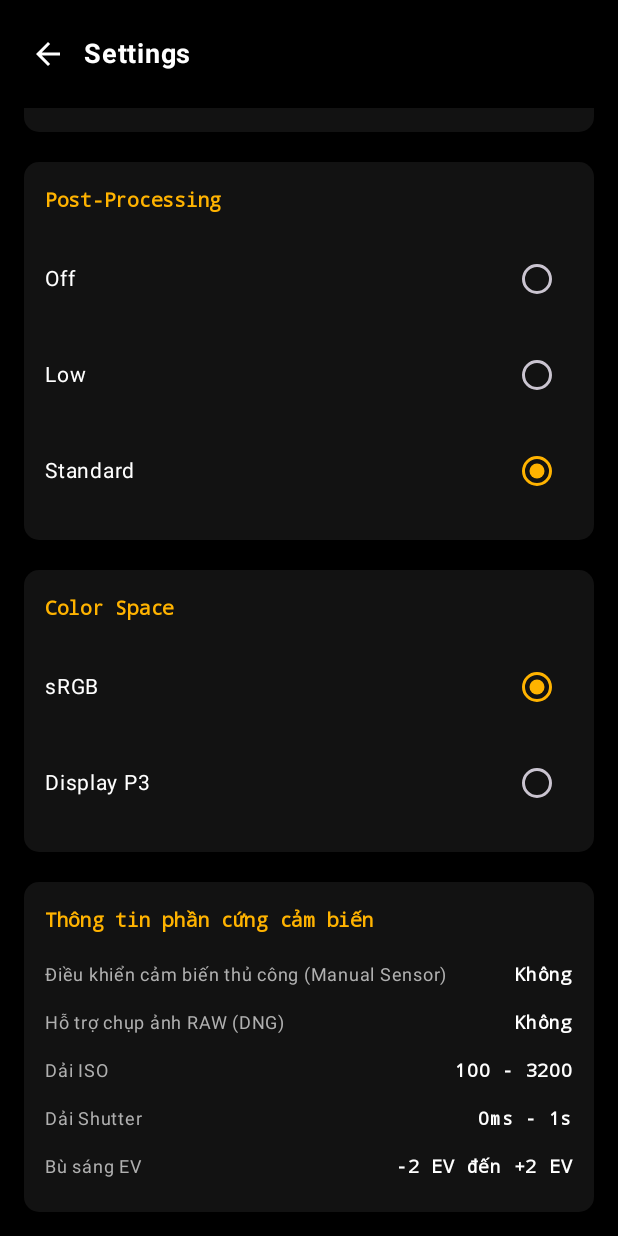
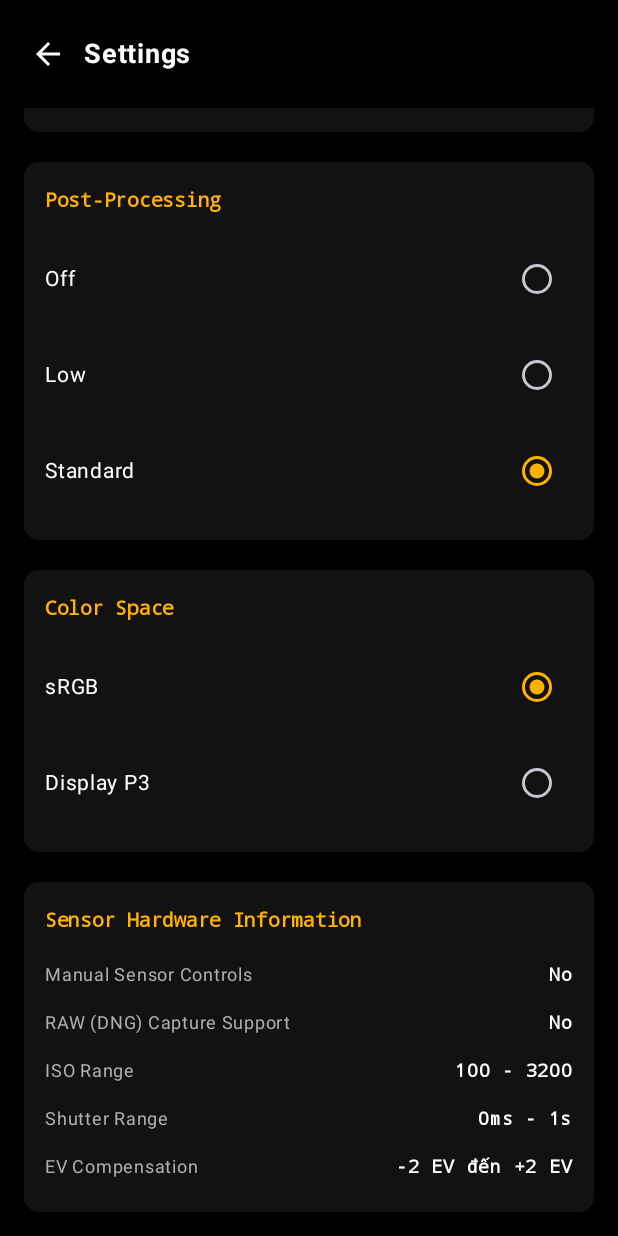
Before and after one commit to tuna1310/LuminaAppAdr, an Android app built with Jetpack Compose: the composable SettingsScreen shown on its own in the app's theme, scrolled down 252 dp, on a phone screen of 412 x 824 dp. Run offline under Robolectric (Android 15) with nearby library versions, the phone set to English and light mode, and no system bars; libraries missing offline, so code that uses them is left out: com.google.mlkit.vision; 3 statements that could not run were skipped.

Commit message:
chore(l10n): make Android app 100% English (remove values-vi & translate UI)

```diff
--- a/app/src/main/java/com/lumina/manualcamera/camera/CameraController.kt
+++ b/app/src/main/java/com/lumina/manualcamera/camera/CameraController.kt
@@ -244,7 +244,7 @@ class CameraController(
         wb: WhiteBalanceParameter,
         ev: ExposureBiasParameter
     ): Result<Uri> = withContext(Dispatchers.IO) {
-        val capture = imageCapture ?: return@withContext Result.failure(IllegalStateException("ImageCapture chưa sẵn sàng"))
+        val capture = imageCapture ?: return@withContext Result.failure(IllegalStateException("ImageCapture is not ready"))
 
         val timeStamp = SimpleDateFormat("yyyyMMdd_HHmmss", Locale.US).format(Date())
         val fileName = "LUMINA_${timeStamp}.${format.extension}"
@@ -300,7 +300,7 @@ class CameraController(
 
                         continuation.resumeWith(Result.success(Result.success(savedUri)))
                     } else {
-                        continuation.resumeWith(Result.success(Result.failure(Exception("Uri trả về null"))))
+                        continuation.resumeWith(Result.success(Result.failure(Exception("Returned URI is null"))))
                     }
                 }
 
--- a/app/src/main/java/com/lumina/manualcamera/ui/gallery/GalleryScreen.kt
+++ b/app/src/main/java/com/lumina/manualcamera/ui/gallery/GalleryScreen.kt
@@ -168,7 +168,7 @@ fun GalleryScreen(
                                 putExtra(Intent.EXTRA_STREAM, photo.uri)
                                 addFlags(Intent.FLAG_GRANT_READ_URI_PERMISSION)
                             }
-                            context.startActivity(Intent.createChooser(intent, "Chia sẻ ảnh"))
+                            context.startActivity(Intent.createChooser(intent, "Share Photo"))
                         }) {
                             Icon(Icons.Default.Share, contentDescription = "Share", tint = Color.White)
                         }
--- a/app/src/main/java/com/lumina/manualcamera/ui/settings/SettingsScreen.kt
+++ b/app/src/main/java/com/lumina/manualcamera/ui/settings/SettingsScreen.kt
@@ -105,7 +105,7 @@ fun SettingsScreen(
                             )
                             if (!isSupported) {
                                 Text(
-                                    text = "Không hỗ trợ trên cảm biến này",
+                                    text = "Not supported on this sensor",
                                     color = Color.Red.copy(alpha = 0.7f),
                                     fontSize = 10.sp
                                 )
@@ -164,12 +164,12 @@ fun SettingsScreen(
             }
 
             // 4. Sensor Hardware Diagnostics
-            SectionCard(title = "Thông tin phần cứng cảm biến") {
-                HardwareInfoRow("Điều khiển cảm biến thủ công (Manual Sensor)", if (uiState.capabilities.supportsManualSensor) "Có" else "Không")
-                HardwareInfoRow("Hỗ trợ chụp ảnh RAW (DNG)", if (uiState.capabilities.supportsRaw) "Có" else "Không")
-                HardwareInfoRow("Dải ISO", "${uiState.capabilities.minIso} - ${uiState.capabilities.maxIso}")
-                HardwareInfoRow("Dải Shutter", "${uiState.capabilities.minExposureNs / 1_000_000}ms - ${uiState.capabilities.maxExposureNs / 1_000_000_000}s")
-                HardwareInfoRow("Bù sáng EV", "${uiState.capabilities.minEv / 3} EV đến +${uiState.capabilities.maxEv / 3} EV")
+            SectionCard(title = "Sensor Hardware Information") {
+                HardwareInfoRow("Manual Sensor Controls", if (uiState.capabilities.supportsManualSensor) "Yes" else "No")
+                HardwareInfoRow("RAW (DNG) Capture Support", if (uiState.capabilities.supportsRaw) "Yes" else "No")
+                HardwareInfoRow("ISO Range", "${uiState.capabilities.minIso} - ${uiState.capabilities.maxIso}")
+                HardwareInfoRow("Shutter Range", "${uiState.capabilities.minExposureNs / 1_000_000}ms - ${uiState.capabilities.maxExposureNs / 1_000_000_000}s")
+                HardwareInfoRow("EV Compensation", "${uiState.capabilities.minEv / 3} EV đến +${uiState.capabilities.maxEv / 3} EV")
             }
         }
     }
@@ -210,7 +210,7 @@ private fun HardwareInfoRow(label: String, value: String) {
         Text(text = label, color = LuminaTextSecondary, fontSize = 12.sp)
         Text(
             text = value,
-            color = if (value == "Có") LuminaGreen else LuminaTextPrimary,
+            color = if (value == "Yes") LuminaGreen else LuminaTextPrimary,
             fontSize = 12.sp,
             fontWeight = FontWeight.SemiBold,
             fontFamily = FontFamily.Monospace
```
Also changed, not shown: app/src/main/java/com/lumina/manualcamera/ui/CameraViewModel.kt (+4 -4 lines), 1 other file.
